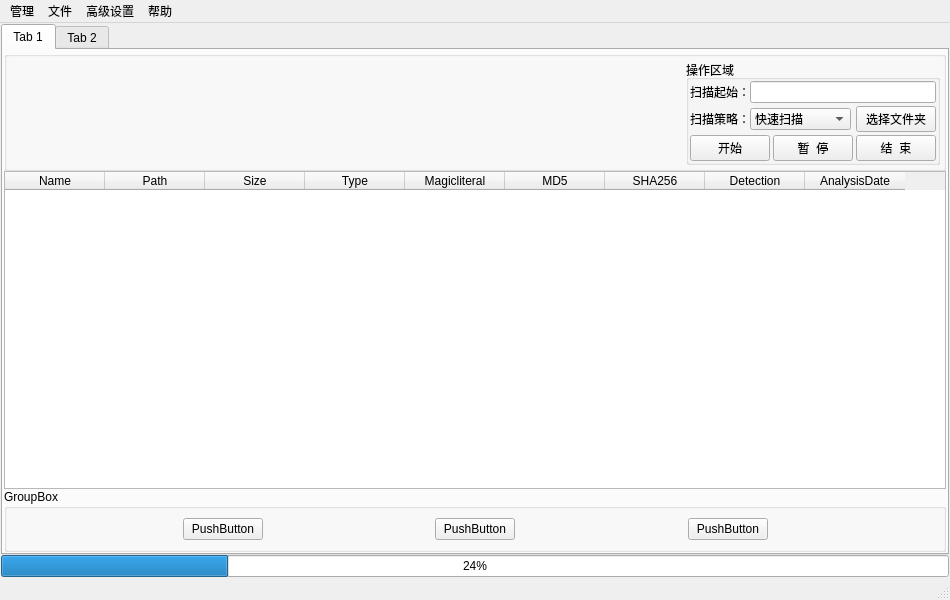
The window that uissma/MS_MainWindow.ui (zengrx/S.M.A.R.T) describes before a commit, drawn with Qt 5.
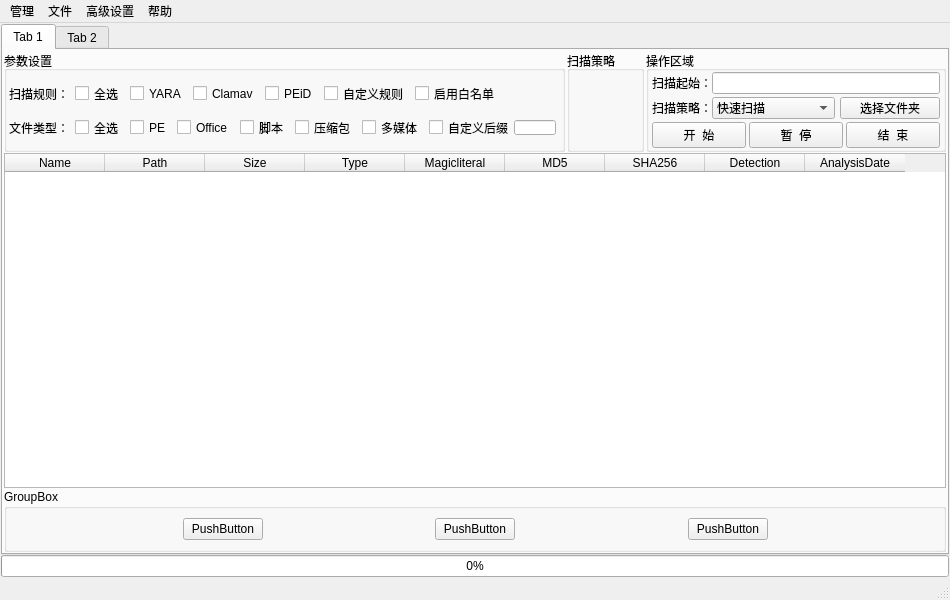
The same window after the commit.

```diff
--- a/uissma/MS_MainWindow.ui
+++ b/uissma/MS_MainWindow.ui
@@ -57,26 +57,327 @@
           <item>
            <layout class="QVBoxLayout" name="verticalLayout_3">
             <property name="spacing">
+             <number>1</number>
+            </property>
+            <item>
+             <layout class="QHBoxLayout" name="horizontalLayout_9">
+              <property name="spacing">
+               <number>2</number>
+              </property>
+              <item>
+               <widget class="QGroupBox" name="groupBox_4">
+                <property name="maximumSize">
+                 <size>
+                  <width>16777215</width>
+                  <height>200</height>
+                 </size>
+                </property>
+                <property name="title">
+                 <string>参数设置</string>
+                </property>
+                <layout class="QVBoxLayout" name="verticalLayout_6">
+                 <property name="spacing">
+                  <number>3</number>
+                 </property>
+                 <property name="leftMargin">
+                  <number>1</number>
+                 </property>
+                 <property name="topMargin">
+                  <number>1</number>
+                 </property>
+                 <property name="rightMargin">
+                  <number>1</number>
+                 </property>
+                 <property name="bottomMargin">
+                  <number>1</number>
+                 </property>
+                 <item>
+                  <layout class="QHBoxLayout" name="horizontalLayout_7">
+                   <property name="spacing">
+                    <number>6</number>
+                   </property>
+                   <property name="leftMargin">
+                    <number>1</number>
+                   </property>
+                   <property name="topMargin">
+                    <number>1</number>
+                   </property>
+                   <property name="rightMargin">
+                    <number>1</number>
+                   </property>
+                   <property name="bottomMargin">
+                    <number>1</number>
+                   </property>
+                   <item>
+                    <widget class="QLabel" name="label_4">
+                     <property name="maximumSize">
+                      <size>
+                       <width>70</width>
+                       <height>15</height>
+                      </size>
+                     </property>
+                     <property name="text">
+                      <string>扫描规则：</string>
+                     </property>
+                    </widget>
+                   </item>
+                   <item>
+                    <widget class="QCheckBox" name="checkBox_11">
+                     <property name="maximumSize">
+                      <size>
+                       <width>60</width>
+                       <height>15</height>
+                      </size>
+                     </property>
+                     <property name="text">
+                      <string>全选</string>
+                     </property>
+                    </widget>
+                   </item>
+                   <item>
+                    <widget class="QCheckBox" name="checkBox_7">
+                     <property name="maximumSize">
+                      <size>
+                       <width>70</width>
+                       <height>15</height>
+                      </size>
+                     </property>
+                     <property name="text">
+                      <string>YARA</string>
+                     </property>
+                    </widget>
+                   </item>
+                   <item>
+                    <widget class="QCheckBox" name="checkBox_8">
+                     <property name="maximumSize">
+                      <size>
+                       <width>80</width>
+                       <height>15</height>
+                      </size>
+                     </property>
+                     <property name="text">
+                      <string>Clamav</string>
+                     </property>
+                    </widget>
+                   </item>
+                   <item>
+                    <widget class="QCheckBox" name="checkBox_9">
+                     <property name="maximumSize">
+                      <size>
+                       <width>70</width>
+                       <height>15</height>
+                      </size>
+                     </property>
+                     <property name="text">
+                      <string>PEiD</string>
+                     </property>
+                    </widget>
+                   </item>
+                   <item>
+                    <widget class="QCheckBox" name="checkBox_10">
+                     <property name="maximumSize">
+                      <size>
+                       <width>105</width>
+                       <height>15</height>
+                      </size>
+                     </property>
+                     <property name="text">
+                      <string>自定义规则</string>
+                     </property>
+                    </widget>
+                   </item>
+                   <item>
+                    <widget class="QCheckBox" name="checkBox_2">
+                     <property name="maximumSize">
+                      <size>
+                       <width>90</width>
+                       <height>15</height>
+                      </size>
+                     </property>
+                     <property name="text">
+                      <string>启用白名单</string>
+                     </property>
+                    </widget>
+                   </item>
+                   <item>
+                    <spacer name="horizontalSpacer_3">
+                     <property name="orientation">
+                      <enum>Qt::Horizontal</enum>
+                     </property>
+                     <property name="sizeHint" stdset="0">
+                      <size>
+                       <width>40</width>
+                       <height>20</height>
+                      </size>
+                     </property>
+                    </spacer>
+                   </item>
+                  </layout>
+                 </item>
+                 <item>
+                  <layout class="QHBoxLayout" name="horizontalLayout_6">
+                   <property name="spacing">
+                    <number>6</number>
+                   </property>
+                   <property name="leftMargin">
+                    <number>1</number>
+                   </property>
+                   <property name="topMargin">
+                    <number>1</number>
+                   </property>
+                   <property name="rightMargin">
+                    <number>2</number>
+                   </property>
+                   <property name="bottomMargin">
+                    <number>1</number>
+                   </property>
+                   <item>
+                    <widget class="QLabel" name="label_3">
+                     <property name="maximumSize">
+                      <size>
+                       <width>70</width>
+                       <height>15</height>
+                      </size>
+                     </property>
+                     <property name="text">
+                      <string>文件类型：</string>
+                     </property>
+                    </widget>
+                   </item>
+                   <item>
+                    <widget class="QCheckBox" name="checkBox_3">
+                     <property name="maximumSize">
+                      <size>
+                       <width>60</width>
+                       <height>15</height>
+                      </size>
+                     </property>
+                     <property name="text">
+                      <string>全选</string>
+                     </property>
+                    </widget>
+                   </item>
+                   <item>
+                    <widget class="QCheckBox" name="checkBox">
+                     <property name="maximumSize">
+                      <size>
+                       <width>60</width>
+                       <height>15</height>
+                      </size>
+                     </property>
+                     <property name="text">
+                      <string>PE</string>
+                     </property>
+                    </widget>
+                   </item>
+                   <item>
+                    <widget class="QCheckBox" name="checkBox_6">
+                     <property name="maximumSize">
+                      <size>
+                       <width>70</width>
+                       <height>15</height>
+                      </size>
+                     </property>
+                     <property name="text">
+                      <string>Office</string>
+                     </property>
+                    </widget>
+                   </item>
+                   <item>
+                    <widget class="QCheckBox" name="checkBox_4">
+                     <property name="maximumSize">
+                      <size>
+                       <width>60</width>
+                       <height>15</height>
+                      </size>
+                     </property>
+                     <property name="text">
+                      <string>脚本</string>
+                     </property>
+                    </widget>
+                   </item>
+                   <item>
+                    <widget class="QCheckBox" name="checkBox_13">
+                     <property name="maximumSize">
+                      <size>
+                       <width>65</width>
+                       <height>15</height>
+                      </size>
+                     </property>
+                     <property name="text">
+                      <string>压缩包</string>
+                     </property>
+                    </widget>
+                   </item>
+                   <item>
+                    <widget class="QCheckBox" name="checkBox_12">
+                     <property name="maximumSize">
+                      <size>
+                       <width>70</width>
+                       <height>15</height>
+                      </size>
+                     </property>
+                     <property name="text">
+                      <string>多媒体</string>
+                     </property>
+                    </widget>
+                   </item>
+                   <item>
+                    <layout class="QHBoxLayout" name="horizontalLayout_8">
+                     <property name="spacing">
              <number>0</number>
             </property>
+                     <property name="rightMargin">
+                      <number>3</number>
+                     </property>
+                     <item>
+                      <widget class="QCheckBox" name="checkBox_5">
+                       <property name="maximumSize">
+                        <size>
+                         <width>85</width>
+                         <height>15</height>
+                        </size>
+                       </property>
+                       <property name="text">
+                        <string>自定义后缀：</string>
+                       </property>
+                      </widget>
+                     </item>
+                     <item>
+                      <widget class="QLineEdit" name="lineEdit_2">
+                       <property name="sizePolicy">
+                        <sizepolicy hsizetype="Preferred" vsizetype="Fixed">
+                         <horstretch>0</horstretch>
+                         <verstretch>0</verstretch>
+                        </sizepolicy>
+                       </property>
+                       <property name="maximumSize">
+                        <size>
+                         <width>50</width>
+                         <height>15</height>
+                        </size>
+                       </property>
+                      </widget>
+                     </item>
+                    </layout>
+                   </item>
+                  </layout>
+                 </item>
+                </layout>
+               </widget>
+              </item>
             <item>
              <widget class="QGroupBox" name="groupBox">
+                <property name="sizePolicy">
+                 <sizepolicy hsizetype="Expanding" vsizetype="Preferred">
+                  <horstretch>0</horstretch>
+                  <verstretch>0</verstretch>
+                 </sizepolicy>
+                </property>
               <property name="title">
-               <string/>
-              </property>
-              <layout class="QHBoxLayout" name="horizontalLayout">
-               <property name="leftMargin">
-                <number>3</number>
-               </property>
-               <property name="topMargin">
-                <number>3</number>
-               </property>
-               <property name="rightMargin">
-                <number>3</number>
-               </property>
-               <property name="bottomMargin">
-                <number>3</number>
-               </property>
+                 <string>扫描策略</string>
+                </property>
+                <layout class="QVBoxLayout" name="verticalLayout_7">
                <item>
                 <spacer name="horizontalSpacer_2">
                  <property name="orientation">
@@ -84,11 +385,14 @@
                  </property>
                  <property name="sizeHint" stdset="0">
                   <size>
-                   <width>40</width>
+                     <width>53</width>
                    <height>20</height>
                   </size>
                  </property>
                 </spacer>
+                 </item>
+                </layout>
+               </widget>
                </item>
                <item>
                 <widget class="QGroupBox" name="groupBox_3">
@@ -100,13 +404,13 @@
                  </property>
                  <property name="minimumSize">
                   <size>
-                   <width>0</width>
+                  <width>300</width>
                    <height>100</height>
                   </size>
                  </property>
                  <property name="maximumSize">
                   <size>
-                   <width>400</width>
+                  <width>500</width>
                    <height>200</height>
                   </size>
                  </property>
@@ -118,13 +422,13 @@
                    <number>3</number>
                   </property>
                   <property name="leftMargin">
-                   <number>1</number>
+                  <number>3</number>
                   </property>
                   <property name="topMargin">
                    <number>1</number>
                   </property>
                   <property name="rightMargin">
-                   <number>1</number>
+                  <number>3</number>
                   </property>
                   <property name="bottomMargin">
                    <number>1</number>
@@ -216,8 +520,8 @@
                      <widget class="QPushButton" name="PB_SelectFolder">
                       <property name="maximumSize">
                        <size>
-                        <width>80</width>
-                        <height>16777215</height>
+                       <width>100</width>
+                       <height>22</height>
                        </size>
                       </property>
                       <property name="text">
@@ -232,7 +536,7 @@
                     <item>
                      <widget class="QPushButton" name="PB_ScanType">
                       <property name="text">
-                       <string>开始</string>
+                      <string>开  始</string>
                       </property>
                      </widget>
                     </item>
@@ -256,14 +560,13 @@
                 </widget>
                </item>
               </layout>
-             </widget>
             </item>
             <item>
              <widget class="QTableWidget" name="tableWidget">
               <property name="minimumSize">
                <size>
                 <width>450</width>
-                <height>220</height>
+                <height>280</height>
                </size>
               </property>
               <property name="rowCount">
@@ -415,7 +718,7 @@
       <item>
        <widget class="QProgressBar" name="progressBar">
         <property name="value">
-         <number>24</number>
+         <number>0</number>
         </property>
        </widget>
       </item>
```
Lines whose indentation alone changed are shown as unchanged.
